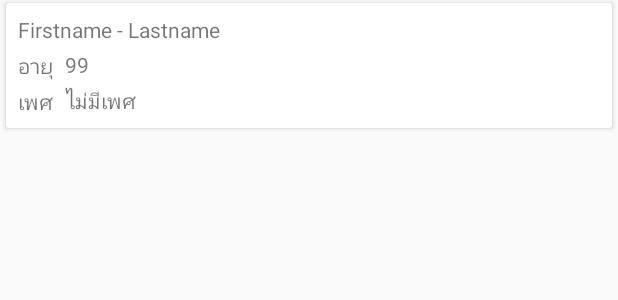
After one commit to lufimon/cdgsWorkshop, an Android app: the layout item_person_detail.xml on its own in the app's theme, with its tools: preview values and no code run, on a phone screen of 412 x 824 dp. The commit adds this screen. Shown: the top 300 px of the screen. Run offline under Robolectric (Android 15) with nearby library versions, the phone set to English and light mode, and no system bars.

Commit message:
start workshop

```diff
--- a/app/build.gradle
+++ b/app/build.gradle
@@ -26,7 +26,7 @@ android {
 
 dependencies {
     implementation fileTree(dir: 'libs', include: ['*.jar'])
-    implementation"org.jetbrains.kotlin:kotlin-stdlib-jdk7:$kotlin_version"
+    implementation "org.jetbrains.kotlin:kotlin-stdlib-jdk7:$kotlin_version"
     implementation 'com.android.support:appcompat-v7:28.0.0'
     implementation 'com.android.support.constraint:constraint-layout:1.1.3'
     testImplementation 'junit:junit:4.12'
@@ -45,4 +45,7 @@ dependencies {
 
     //recycle view
     implementation 'com.android.support:recyclerview-v7:28.0.0'
+
+    //card view
+    implementation 'com.android.support:cardview-v7:28.0.0'
 }
--- a/app/src/main/AndroidManifest.xml
+++ b/app/src/main/AndroidManifest.xml
@@ -2,7 +2,7 @@
 <manifest xmlns:android="http://schemas.android.com/apk/res/android"
           package="th.co.cdgs.workshop1">
 
-    <uses-permission android:name="android.permission.INTERNET" />
+    <uses-permission android:name="android.permission.INTERNET"/>
 
     <application
             android:allowBackup="true"
@@ -18,6 +18,10 @@
                 <category android:name="android.intent.category.LAUNCHER"/>
             </intent-filter>
         </activity>
+        <activity android:name=".local.LocalActivity">
+        </activity>
+        <activity android:name=".remote.RemoteActivity">
+        </activity>
     </application>
 
 </manifest>
--- /dev/null
+++ b/app/src/main/res/layout/item_person_detail.xml
@@ -0,0 +1,55 @@
+<?xml version="1.0" encoding="utf-8"?>
+<android.support.constraint.ConstraintLayout xmlns:android="http://schemas.android.com/apk/res/android"
+                                             xmlns:app="http://schemas.android.com/apk/res-auto"
+                                             xmlns:tools="http://schemas.android.com/tools" android:layout_width="match_parent"
+                                             android:layout_height="match_parent">
+
+    <android.support.v7.widget.CardView
+            android:layout_width="match_parent"
+            android:layout_height="wrap_content"
+            android:layout_marginTop="2dp"
+            app:layout_constraintTop_toTopOf="parent" app:layout_constraintEnd_toEndOf="parent"
+            android:layout_marginEnd="4dp" app:layout_constraintStart_toStartOf="parent"
+            android:layout_marginStart="4dp">
+        <android.support.constraint.ConstraintLayout
+                android:layout_width="match_parent"
+                android:layout_height="match_parent">
+
+            <TextView
+                    android:text="Firstname - Lastname"
+                    android:layout_width="0dp"
+                    android:layout_height="wrap_content" android:id="@+id/txt_fullname" android:layout_marginTop="8dp"
+                    app:layout_constraintTop_toTopOf="parent" app:layout_constraintStart_toStartOf="parent"
+                    android:layout_marginStart="8dp" app:layout_constraintEnd_toEndOf="parent"
+                    android:layout_marginEnd="8dp"/>
+            <TextView
+                    android:text="อายุ"
+                    android:layout_width="wrap_content"
+                    android:layout_height="wrap_content" android:id="@+id/txt_lb_age"
+                    app:layout_constraintTop_toBottomOf="@+id/txt_fullname"
+                    app:layout_constraintStart_toStartOf="parent" android:layout_marginStart="8dp"
+                    android:layout_marginTop="4dp"/>
+            <TextView
+                    android:text="99"
+                    android:layout_width="wrap_content"
+                    android:layout_height="wrap_content" android:id="@+id/txt_age"
+                    app:layout_constraintTop_toBottomOf="@+id/txt_fullname"
+                    app:layout_constraintStart_toEndOf="@+id/txt_lb_age" android:layout_marginStart="8dp"
+                    android:layout_marginTop="4dp"/>
+            <TextView
+                    android:text="เพศ"
+                    android:layout_width="wrap_content"
+                    android:layout_height="wrap_content" android:id="@+id/txt_lb_gender"
+                    app:layout_constraintTop_toBottomOf="@+id/txt_lb_age" android:layout_marginTop="4dp"
+                    app:layout_constraintStart_toStartOf="parent" android:layout_marginStart="8dp"
+                    android:layout_marginBottom="8dp" app:layout_constraintBottom_toBottomOf="parent"/>
+            <TextView
+                    android:text="ไม่มีเพศ"
+                    android:layout_width="wrap_content"
+                    android:layout_height="wrap_content" android:id="@+id/txt_gender"
+                    app:layout_constraintTop_toBottomOf="@+id/txt_age"
+                    app:layout_constraintStart_toEndOf="@+id/txt_lb_gender"
+                    android:layout_marginStart="8dp" android:layout_marginTop="4dp"/>
+        </android.support.constraint.ConstraintLayout>
+    </android.support.v7.widget.CardView>
+</android.support.constraint.ConstraintLayout>
```
Also changed, not shown: app/src/main/java/th/co/cdgs/workshop1/MainActivity.kt (+5 -2 lines), app/src/main/java/th/co/cdgs/workshop1/local/LocalActivity.kt (added, +25 -0 lines), app/src/main/java/th/co/cdgs/workshop1/remote/RemoteActivity.kt (added, +25 -0 lines), app/src/main/res/layout/activity_local.xml (added, +10 -0 lines), app/src/main/res/layout/activity_remote.xml (added, +10 -0 lines).
